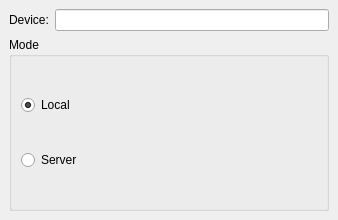
Before: the Qt Designer form kstars/tools/argstartindi.ui in KDE/kstars, drawn with Qt 5.
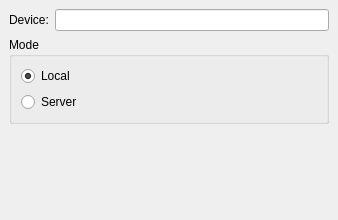
After: the same form once the commit is applied.

```diff
--- a/kstars/tools/argstartindi.ui
+++ b/kstars/tools/argstartindi.ui
@@ -40,14 +40,6 @@
     </layout>
    </item>
    <item>
-    <layout class="QHBoxLayout" >
-     <property name="margin" >
-      <number>0</number>
-     </property>
-     <property name="spacing" >
-      <number>6</number>
-     </property>
-     <item>
       <widget class="QGroupBox" name="INDIMode" >
        <property name="title" >
         <string>Mode</string>
@@ -82,7 +74,18 @@
        </layout>
       </widget>
      </item>
-    </layout>
+   <item>
+    <spacer>
+     <property name="orientation" >
+      <enum>Qt::Vertical</enum>
+     </property>
+     <property name="sizeHint" >
+      <size>
+       <width>20</width>
+       <height>40</height>
+      </size>
+     </property>
+    </spacer>
    </item>
   </layout>
  </widget>
```
Lines whose indentation alone changed are shown as unchanged.
